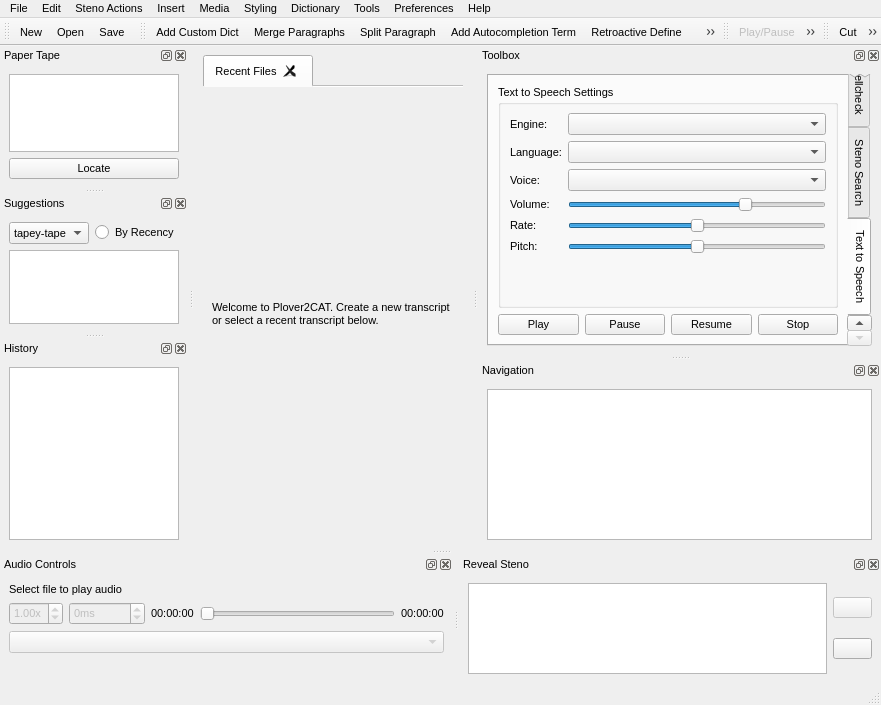
This is plover_cat/plover_cat.ui in greenwyrt/plover2CAT as Qt 5 draws it before an edit. The edited form follows.
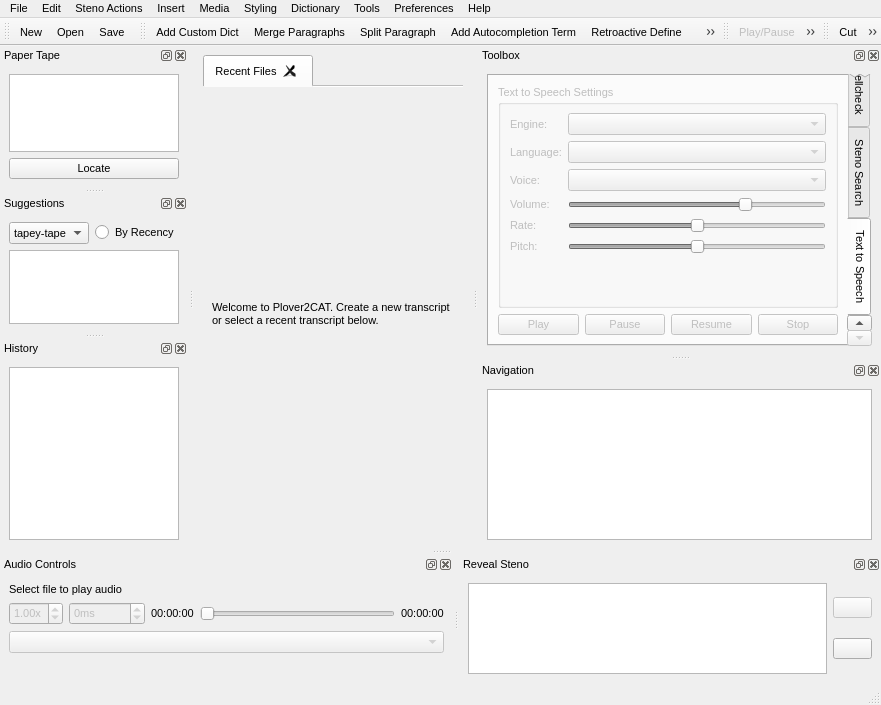
This is the edited form. The open tabs and pages were chosen to show the change. Icons and pictures are not drawn.

Diff of the .ui file:
```diff
--- a/plover_cat/plover_cat.ui
+++ b/plover_cat/plover_cat.ui
@@ -817,6 +817,9 @@
     <layout class="QVBoxLayout" name="verticalLayout">
      <item>
       <widget class="QTabWidget" name="tabWidget">
+       <property name="enabled">
+        <bool>true</bool>
+       </property>
        <property name="sizePolicy">
         <sizepolicy hsizetype="Preferred" vsizetype="Preferred">
          <horstretch>0</horstretch>
@@ -2501,6 +2504,9 @@
         </layout>
        </widget>
        <widget class="QWidget" name="tts_pane">
+        <property name="enabled">
+         <bool>false</bool>
+        </property>
         <attribute name="title">
          <string>Text to Speech</string>
         </attribute>
@@ -2508,7 +2514,7 @@
          <item>
           <widget class="QGroupBox" name="tts_settings_group">
            <property name="enabled">
-            <bool>true</bool>
+            <bool>false</bool>
            </property>
            <property name="title">
             <string>Text to Speech Settings</string>
```
Left out of the diff: 2 changed lines with no effect on the pictures.
